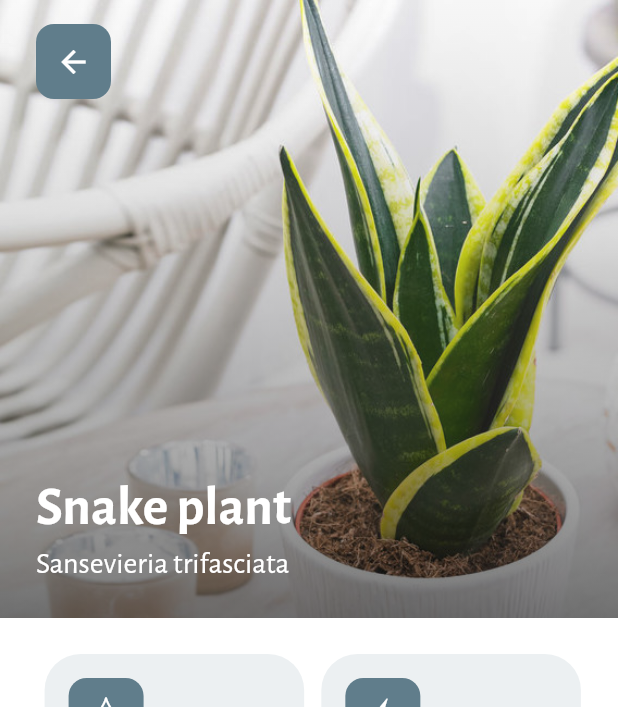
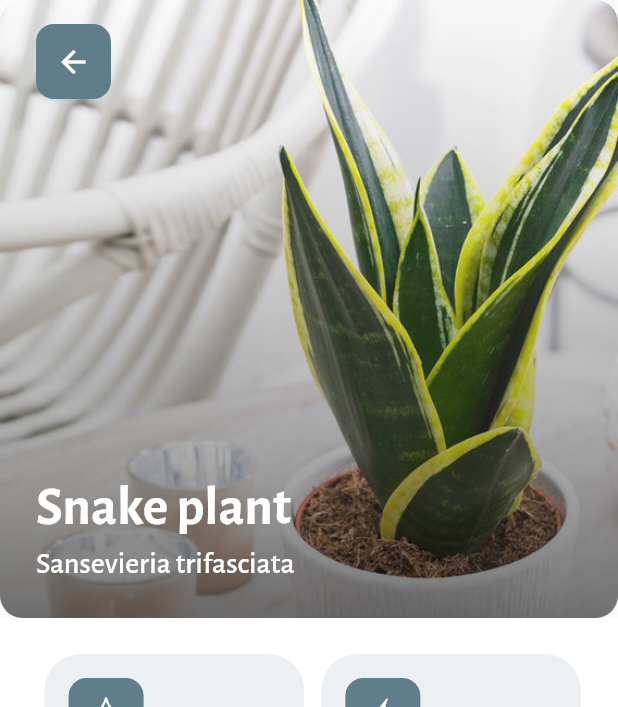
Before and after one commit to Bryanx/fluttery-plants, a Flutter app: the screen it shows after launch, after a tap on "Snake plant", on a phone screen of 412 x 824 dp. Shown: the top 707 px of the screen. Run offline on Flutter 3.47's test engine with Material 2 defaults, Android fonts, the phone set to English and light mode, and no system bars; our stand-ins replace camera, equatable, flutter_local_notifications, flutter_mobx, mobx, sqflite; accounts and stored records are empty; generated files the repository leaves out were written again; Roboto replaces fonts that are missing (Open Sans).

Commit message:
Improved hero animation

```diff
--- a/lib/screens/home/navigationbar.dart
+++ b/lib/screens/home/navigationbar.dart
@@ -15,13 +15,14 @@ class NavigationBar extends StatelessWidget {
     return BottomNavigationBar(
       selectedItemColor: Colors.black,
       backgroundColor: Colors.white,
+      iconSize: 40.0,
       elevation: 0.0,
       currentIndex: 0,
       showSelectedLabels: false,
       showUnselectedLabels: false,
       items: [
         new BottomNavigationBarItem(
-          icon: Icon(CustomIcons.home_outline, size: 18),
+          icon: ImageIcon(AssetImage("assets/icons/sucus.png")),
           title: Text(''),
         ),
         new BottomNavigationBarItem(
--- a/lib/screens/home/plant_list.dart
+++ b/lib/screens/home/plant_list.dart
@@ -3,6 +3,7 @@ import 'package:flutter/material.dart';
 import 'package:flutter_mobx/flutter_mobx.dart';
 import 'package:fluttering_plants/screens/home/plant_card.dart';
 import 'package:fluttering_plants/screens/plant/backdrop_icon.dart';
+import 'package:fluttering_plants/screens/plant/plant_hero.dart';
 import 'package:fluttering_plants/screens/plant/plant_screen.dart';
 import 'package:fluttering_plants/screens/home/plant_list_store.dart';
 import 'package:provider/provider.dart';
@@ -26,18 +27,22 @@ class PlantList extends StatelessWidget {
                 itemBuilder: (context, index) => Container(
                     color: Colors.transparent,
                     padding: EdgeInsets.fromLTRB(20.0, 10.0, 20.0, 10.0),
-                    child: InkWell(
-                        onTap: () {
-                          Navigator.of(context).push(
+                    child: PlantHero(
+                      tag: "plant$index",
+                      photo: plantList.plants[index].imgPath,
+                      height: 170.0,
+                      width: MediaQuery.of(context).size.width,
+                      title: plantList.plants[index].nickName,
+                      subTitle: plantList.plants[index].name,
+                      onTap: () => Navigator.of(context).push(
                             MaterialPageRoute(
                                 builder: (context) => PlantScreen(
                                     plant: plantList.plants[index],
                                     tag: "plant$index")),
-                          );
-                        },
-                        child: PlantCard(
-                            plant: plantList.plants[index],
-                            tag: "plant$index")))),
+                          ),
+                    )
+                )
+            ),
           ),
         ),
       ],
--- a/lib/screens/home/plant_tabs.dart
+++ b/lib/screens/home/plant_tabs.dart
@@ -62,7 +62,7 @@ class _PlantTabsState extends State<PlantTabs> with TickerProviderStateMixin {
               unselectedLabelColor: Color(0x4D21293A),
               labelStyle: TextStyle(
                 fontFamily: 'AlegreyaSans',
-                fontSize: 18,
+                fontSize: 22,
                 color: Color(0xFF21293A),
                 fontWeight: FontWeight.w500,
               ),
--- /dev/null
+++ b/lib/screens/plant/plant_hero.dart
@@ -0,0 +1,146 @@
+import 'package:flutter/cupertino.dart';
+import 'package:flutter/material.dart';
+
+class PlantHero extends StatelessWidget {
+  const PlantHero({Key key,
+    this.tag,
+    this.photo,
+    this.onTap,
+    this.width,
+    this.height,
+    this.title,
+    this.subTitle})
+      : super(key: key);
+
+  final String photo;
+  final VoidCallback onTap;
+  final double width;
+  final double height;
+  final String tag;
+  final String title;
+  final String subTitle;
+
+  static const opacityCurve =
+  const Interval(0.0, 0.75, curve: Curves.fastOutSlowIn);
+
+  static RectTween _createRectTween(Rect begin, Rect end) {
+    return MaterialRectCenterArcTween(begin: begin, end: end);
+  }
+
+  Widget blackFade() {
+    return Container(
+      decoration: BoxDecoration(
+          gradient: LinearGradient(
+              begin: FractionalOffset.topCenter,
+              end: FractionalOffset.bottomCenter,
+              colors: [
+                Colors.grey.withOpacity(0.0),
+                Colors.black54,
+              ],
+              stops: [
+                0.0,
+                1.0
+              ])),
+    );
+  }
+
+  Widget build(BuildContext context) {
+    return SizedBox(
+      width: width,
+      height: height,
+      child: Hero(
+        createRectTween: _createRectTween,
+        tag: tag,
+        child: CornerRadiusExpansion(
+          maxRadius: width,
+          child: Material(
+            color: Colors.transparent,
+            child: InkWell(
+              onTap: onTap,
+              child: Stack(
+                children: <Widget>[
+                  Image.asset(
+                    photo,
+                    width: double.infinity,
+                    fit: BoxFit.cover,
+                  ),
+                  blackFade(),
+                  Container(
+                    height: MediaQuery
+                        .of(context)
+                        .size
+                        .height * 0.50,
+                    padding: const EdgeInsets.only(left: 24.0, bottom: 24.0),
+                    child: Column(
+                      crossAxisAlignment: CrossAxisAlignment.start,
+                      mainAxisAlignment: MainAxisAlignment.end,
+                      children: <Widget>[
+                        Padding(
+                          padding: const EdgeInsets.only(bottom: 4.0),
+                          child: Text(
+                            title,
+                            style: TextStyle(
+                              fontFamily: 'AlegreyaSans',
+                              fontSize: 36,
+                              color: Colors.white,
+                              fontWeight: FontWeight.w700,
+                            ),
+                          ),
+                        ),
+                        Text(
+                          subTitle,
+                          style: TextStyle(
+                            fontFamily: 'AlegreyaSans',
+                            fontSize: 20,
+                            color: Colors.white,
+                            fontWeight: FontWeight.w500,
+                          ),
+                        ),
+                      ],
+                    ),
+                  )
+                ],
+              ),
+            ),
+          ),
+        ),
+      ),
+    );
+  }
+}
+
+///
+/// Allows the hero the remove the cornerradius during transition.
+/// The ClipRRect clips the image with corner radius,
+/// By making the ClipRRect larger than the height of the sizedbox
+/// the cornerradius is removed
+///
+class CornerRadiusExpansion extends StatelessWidget {
+  CornerRadiusExpansion({
+    Key key,
+    this.maxRadius,
+    this.borderRadius = 15.0,
+    this.child,
+  }) : super(key: key);
+
+  final double maxRadius;
+  final double borderRadius;
+  final Widget child;
+
+  @override
+  Widget build(BuildContext context) {
+    return ClipRRect(
+      borderRadius: BorderRadius.all(Radius.circular(borderRadius)),
+      child: Align(
+        alignment: Alignment.topCenter,
+        child: SizedBox(
+          width: maxRadius,
+          height: maxRadius,
+          child: ClipRect(
+            child: child,
+          ),
+        ),
+      ),
+    );
+  }
+}
--- a/lib/screens/plant/plant_screen.dart
+++ b/lib/screens/plant/plant_screen.dart
@@ -6,7 +6,9 @@ import 'package:flutter_mobx/flutter_mobx.dart';
 import 'package:fluttering_plants/common/custom_icons.dart';
 import 'package:fluttering_plants/common/utils.dart';
 import 'package:fluttering_plants/model/plant.dart';
+import 'package:fluttering_plants/screens/home/plant_list.dart';
 import 'package:fluttering_plants/screens/picture/picture_screen.dart';
+import 'package:fluttering_plants/screens/plant/plant_hero.dart';
 import 'package:fluttering_plants/screens/plant/plant_store.dart';
 import 'package:fluttering_plants/screens/plant/backdrop_icon.dart';
 import 'package:provider/provider.dart';
@@ -57,86 +59,19 @@ class PlantDetails extends StatelessWidget {
                           AsyncSnapshot<List<CameraDescription>> snapshot) =>
                       InkWell(
                           onTap: () {
-                          if (snapshot.connectionState == ConnectionState.done) {
+                            if (snapshot.connectionState ==
+                                ConnectionState.done) {
                               onOpenCamera(context, snapshot, store);
                             }
                           },
-                        child: Hero(
+                          child: PlantHero(
                             tag: tag,
-                            child: Observer(
-                                builder: (_) =>
-                                    Stack(
-                                      children: <Widget>[
-                                        Container(
-                                          width: double.infinity,
-                                          height: MediaQuery
-                                              .of(context)
-                                              .size
-                                              .height * 0.50,
-                                          decoration: BoxDecoration(
-                                              image: DecorationImage(
-                                                image: loadImage(store.plant.imgPath),
-                                                fit: BoxFit.cover,
+                            photo: store.plant.imgPath,
+                            title: plant.nickName,
+                            subTitle: plant.name,
+                            width: MediaQuery.of(context).size.width,
+                            height: MediaQuery.of(context).size.height * 0.50,
                           )),
-                                        ),
-                                        Container(
-                                          width: double.infinity,
-                                          height: MediaQuery
-                                              .of(context)
-                                              .size
-                                              .height * 0.50,
-                                          decoration: BoxDecoration(
-                                              color: Colors.white,
-                                              gradient: LinearGradient(
-                                                  begin: FractionalOffset.topCenter,
-                                                  end: FractionalOffset.bottomCenter,
-                                                  colors: [
-                                                    Colors.grey.withOpacity(0.0),
-                                                    Colors.black54,
-                                                  ],
-                                                  stops: [
-                                                    0.0,
-                                                    1.0
-                                                  ])),
-                                        ),
-                                        Container(
-                                          width: double.infinity,
-                                          height: MediaQuery
-                                              .of(context)
-                                              .size
-                                              .height * 0.50,
-                                          padding: const EdgeInsets.only(left: 24.0, bottom: 24.0),
-                                          child: Column(
-                                            crossAxisAlignment: CrossAxisAlignment.start,
-                                            mainAxisAlignment: MainAxisAlignment.end,
-                                            children: <Widget>[
-                                              Padding(
-                                                padding: const EdgeInsets.only(bottom: 4.0),
-                                                child: Text(
-                                                  store.plant.nickName,
-                                                  style: TextStyle(
-                                                    fontFamily: 'AlegreyaSans',
-                                                    fontSize: 36,
-                                                    color: Colors.white,
-                                                    fontWeight: FontWeight.w700,
-                                                  ),
-                                                ),
-                                              ),
-                                              Text(
-                                                store.plant.name,
-                                                style: TextStyle(
-                                                  fontFamily: 'AlegreyaSans',
-                                                  fontSize: 20,
-                                                  color: Colors.white,
-                                                  fontWeight: FontWeight.w400,
-                                                ),
-                                              ),
-                                            ],
-                                          ),
-                                        )
-                                      ],
-                                    ))),
-                      ),
                 ),
               ),
               Align(
@@ -171,8 +106,7 @@ class PlantDetails extends StatelessWidget {
                           Column(
                             children: <Widget>[
                               Container(
-                                width:
-                                MediaQuery.of(context).size.width * 0.42,
+                                width: MediaQuery.of(context).size.width * 0.42,
                                 height: 200.0,
                                 decoration: BoxDecoration(
                                     color: Color(0xFFecf0f2),
@@ -213,8 +147,7 @@ class PlantDetails extends StatelessWidget {
                                                     fontFamily: 'Open Sans',
                                                     fontSize: 26,
                                                     color: Color(0xFF21293A),
-                                                    fontWeight:
-                                                    FontWeight.w700,
+                                                    fontWeight: FontWeight.w700,
                                                   ),
                                                 ),
                                               ))
@@ -283,8 +216,7 @@ class PlantDetails extends StatelessWidget {
                           Column(
                             children: <Widget>[
                               Container(
-                                width:
-                                MediaQuery.of(context).size.width * 0.42,
+                                width: MediaQuery.of(context).size.width * 0.42,
                                 height: 200.0,
                                 decoration: BoxDecoration(
                                     color: Color(0xFFecf0f2),
@@ -325,8 +257,7 @@ class PlantDetails extends StatelessWidget {
                                                     fontFamily: 'Open Sans',
                                                     fontSize: 26,
                                                     color: Color(0xFF21293A),
-                                                    fontWeight:
-                                                    FontWeight.w700,
+                                                    fontWeight: FontWeight.w700,
                                                   ),
                                                 ),
                                               ))
@@ -361,8 +292,7 @@ class PlantDetails extends StatelessWidget {
                                             color: Color(0xFF21293A),
                                             fontWeight: FontWeight.w700,
                                           ),
-                                          value:
-                                          store.plant.fertilizerInterval,
+                                          value: store.plant.fertilizerInterval,
                                           onChanged: (int newValue) {
                                             var plant = store.plant.copyWith(
                                                 fertilizerInterval: newValue);
@@ -405,8 +335,7 @@ class PlantDetails extends StatelessWidget {
                     Padding(
                       padding: const EdgeInsets.all(16.0),
                       child: BackdropIcon(
-                          icon:
-                          Icon(Icons.delete_outline, color: Colors.white),
+                          icon: Icon(Icons.delete_outline, color: Colors.white),
                           onClick: () {
                             store.deletePlant();
                             Navigator.pop(context);
--- a/pubspec.yaml
+++ b/pubspec.yaml
@@ -51,6 +51,7 @@ flutter:
     - assets/sensevieria.jpg
     - assets/monstera.jpg
     - assets/inch.jpg
+    - assets/icons/sucus.png
   # The following line ensures that the Material Icons font is
   # included with your application, so that you can use the icons in
   # the material Icons class.
```
Also changed, not shown: assets/icons/sucus.png (added). Lines whose indentation alone changed are shown as unchanged.
